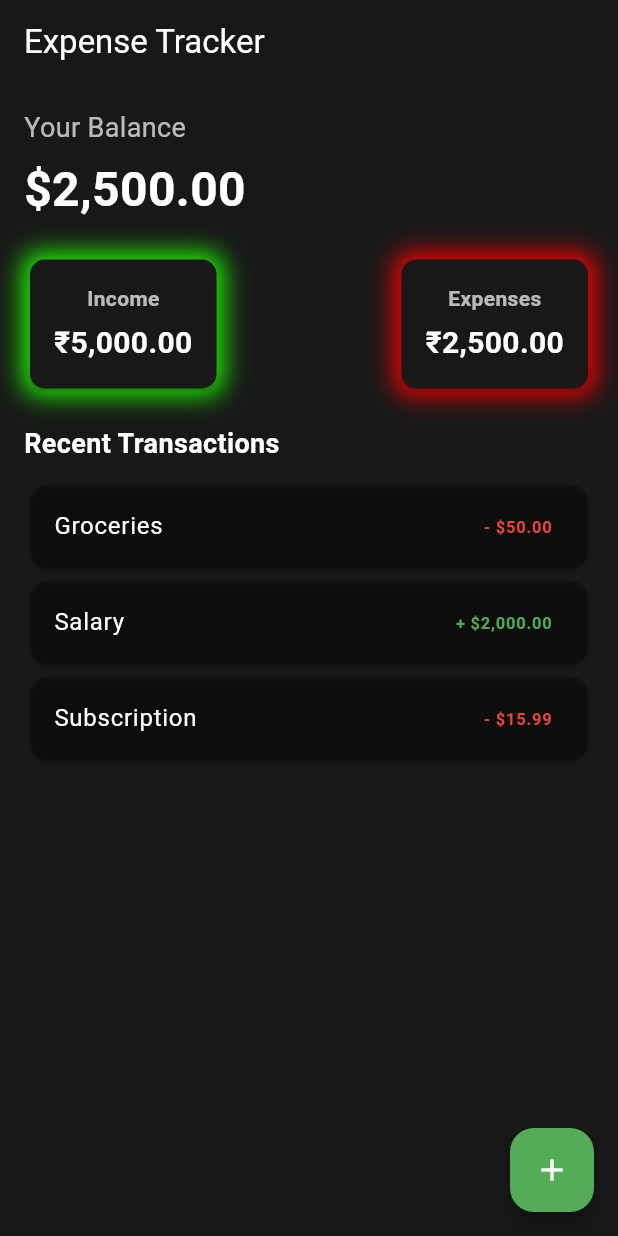
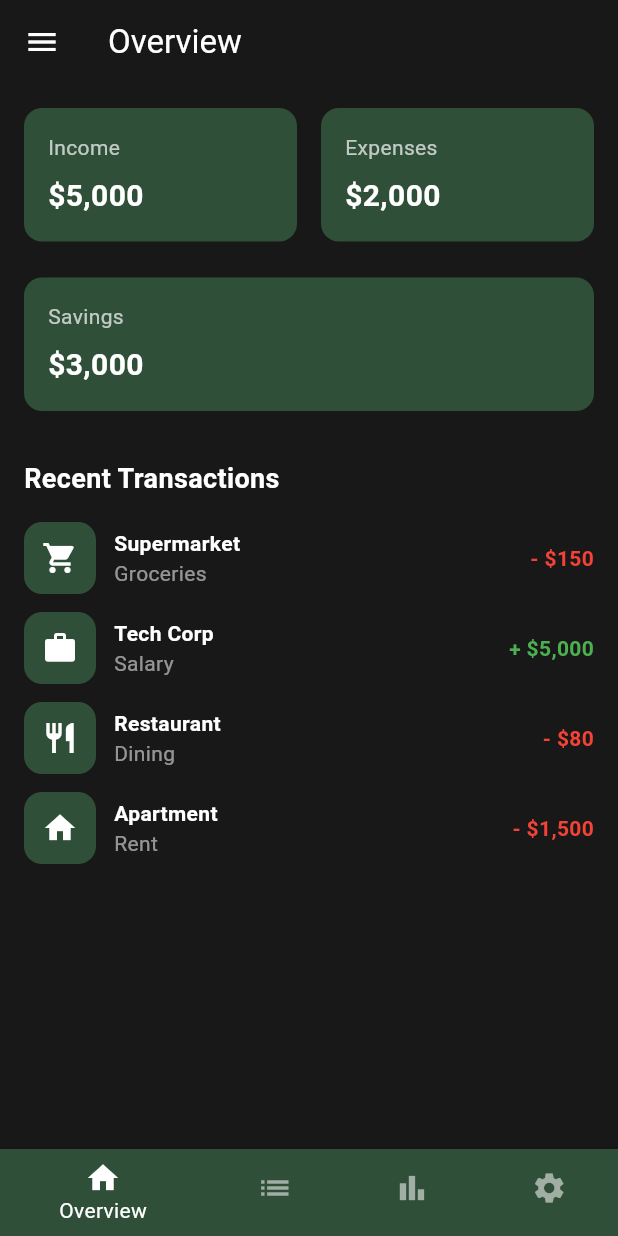
Before and after one commit to Mustangtroy-29/coinvault, a Flutter app: the HomeScreen screen opened directly, on a phone screen of 412 x 824 dp. Run offline on Flutter 3.47's test engine with Material 3 defaults, Android fonts, the phone set to English and light mode, and no system bars.

Commit message:
Refactor HomeScreen to use StatefulWidget and enhance UI with updated layout and navigation

```diff
--- a/lib/home_screen.dart
+++ b/lib/home_screen.dart
@@ -1,116 +1,149 @@
 import 'package:flutter/material.dart';
 
-class HomeScreen extends StatelessWidget {
+class HomeScreen extends StatefulWidget {
+  @override
+  _HomeScreenState createState() => _HomeScreenState();
+}
+
+class _HomeScreenState extends State<HomeScreen> {
+  int _selectedIndex = 0;
+
   @override
   Widget build(BuildContext context) {
     return Scaffold(
+      backgroundColor: Color(0xFF181818),
       appBar: AppBar(
-        title: Text("Expense Tracker", style: TextStyle(color: Colors.white)),
+        backgroundColor: Color(0xFF181818),
         automaticallyImplyLeading: false,
-        backgroundColor: Theme.of(context).scaffoldBackgroundColor,
+        title: Text("Overview", style: TextStyle(color: Colors.white)),
+        elevation: 0,
+        leading: Icon(Icons.menu, color: Colors.white),
       ),
       body: Padding(
         padding: const EdgeInsets.all(16.0),
         child: Column(
           crossAxisAlignment: CrossAxisAlignment.start,
           children: [
-            Text(
-              "Your Balance",
-              style: TextStyle(fontSize: 18, color: Colors.white70),
-            ),
-            SizedBox(height: 5),
-            Text(
-              "\$2,500.00",
-              style: TextStyle(
-                fontSize: 32,
-                fontWeight: FontWeight.bold,
-                color: Colors.white,
-              ),
-            ),
-            SizedBox(height: 20),
             Row(
               mainAxisAlignment: MainAxisAlignment.spaceBetween,
               children: [
-                _buildCard("Income", "\₹5,000.00", Color(0x1cff00)),
-                _buildCard("Expenses", "\₹2,500.00", Color(0xff0000)),
+                _buildStatCard("Income", "\$5,000", Color(0xFF2F4F39)),
+                _buildStatCard("Expenses", "\$2,000", Color(0xFF2F4F39)),
               ],
             ),
-            SizedBox(height: 20),
-            Text(
-              "Recent Transactions",
-              style: TextStyle(
-                  fontSize: 18,
-                  fontWeight: FontWeight.bold,
-                  color: Colors.white),
-            ),
-            SizedBox(height: 10),
-            Expanded(
-              child: ListView(
-                children: [
-                  _buildTransaction("Groceries", "- \$50.00", Colors.red),
-                  _buildTransaction("Salary", "+ \$2,000.00", Colors.green),
-                  _buildTransaction("Subscription", "- \$15.99", Colors.red),
-                ],
-              ),
-            ),
+            SizedBox(height: 16),
+            _buildStatCard("Savings", "\$3,000", Color(0xFF2F4F39),
+                fullWidth: true),
+            SizedBox(height: 24),
+            Text("Recent Transactions",
+                style: TextStyle(
+                    fontSize: 18,
+                    fontWeight: FontWeight.bold,
+                    color: Colors.white)),
+            SizedBox(height: 16),
+            _buildTransactionTile(
+                Icons.shopping_cart, "Supermarket", "Groceries", "- \$150"),
+            _buildTransactionTile(
+                Icons.work, "Tech Corp", "Salary", "+ \$5,000"),
+            _buildTransactionTile(
+                Icons.restaurant, "Restaurant", "Dining", "- \$80"),
+            _buildTransactionTile(Icons.home, "Apartment", "Rent", "- \$1,500"),
           ],
         ),
       ),
-      floatingActionButton: FloatingActionButton(
-        backgroundColor: Theme.of(context).primaryColor,
-        onPressed: () {},
-        child: Icon(Icons.add, color: Colors.white),
-      ),
-    );
-  }
-
-  Widget _buildCard(String title, String amount, Color color) {
-    return Container(
-      decoration: BoxDecoration(
-        borderRadius: BorderRadius.circular(10),
-        boxShadow: [
-          BoxShadow(
-            color: color.withOpacity(1), // Glow color
-            blurRadius: 14, // Intensity of glow
-            spreadRadius: 0.1, // Spread effect
-          ),
-        ],
-      ),
-      child: Card(
-        color: Color(0xFF181818),
-        shape: RoundedRectangleBorder(
-          borderRadius: BorderRadius.circular(10),
+      bottomNavigationBar: Theme(
+        data: Theme.of(context).copyWith(
+          canvasColor: Color(0xFF2F4F39),
         ),
-        child: Padding(
-          padding: const EdgeInsets.all(16.0),
-          child: Column(
-            children: [
-              Text(title,
-                  style: TextStyle(
-                      color: Colors.white70, fontWeight: FontWeight.bold)),
-              SizedBox(height: 5),
-              Text(
-                amount,
-                style: TextStyle(
-                    fontSize: 20,
-                    fontWeight: FontWeight.bold,
-                    color: Colors.white),
-              ),
-            ],
-          ),
+        child: BottomNavigationBar(
+          selectedItemColor: Colors.white,
+          unselectedItemColor: Colors.white54,
+          currentIndex: _selectedIndex,
+          onTap: (index) {
+            setState(() {
+              _selectedIndex = index;
+            });
+          },
+          items: [
+            BottomNavigationBarItem(icon: Icon(Icons.home), label: 'Overview'),
+            BottomNavigationBarItem(
+                icon: Icon(Icons.list), label: 'Transactions'),
+            BottomNavigationBarItem(
+                icon: Icon(Icons.bar_chart), label: 'Budget'),
+            BottomNavigationBarItem(
+                icon: Icon(Icons.settings), label: 'Settings'),
+          ],
         ),
       ),
     );
   }
 
-  Widget _buildTransaction(String title, String amount, Color color) {
-    return Card(
-      color: Colors.black26,
-      child: ListTile(
-        title: Text(title, style: TextStyle(color: Colors.white)),
-        trailing: Text(amount,
-            style: TextStyle(color: color, fontWeight: FontWeight.bold)),
+  Widget _buildStatCard(String title, String amount, Color bgColor,
+      {bool fullWidth = false}) {
+    return Container(
+      width: fullWidth
+          ? double.infinity
+          : MediaQuery.of(context).size.width / 2 - 24,
+      padding: EdgeInsets.all(16),
+      margin: EdgeInsets.only(bottom: 8),
+      decoration: BoxDecoration(
+        color: bgColor,
+        borderRadius: BorderRadius.circular(12),
+      ),
+      child: Column(
+        crossAxisAlignment: CrossAxisAlignment.start,
+        children: [
+          Text(title, style: TextStyle(color: Colors.white70)),
+          SizedBox(height: 8),
+          Text(amount,
+              style: TextStyle(
+                  color: Colors.white,
+                  fontWeight: FontWeight.bold,
+                  fontSize: 20)),
+        ],
+      ),
+    );
+  }
+
+  Widget _buildTransactionTile(
+      IconData icon, String title, String subtitle, String amount) {
+    return Container(
+      margin: EdgeInsets.only(bottom: 12),
+      child: Row(
+        children: [
+          Container(
+            padding: EdgeInsets.all(12),
+            decoration: BoxDecoration(
+              color: Color(0xFF2F4F39),
+              borderRadius: BorderRadius.circular(12),
+            ),
+            child: Icon(icon, color: Colors.white),
+          ),
+          SizedBox(width: 12),
+          Expanded(
+            child: Column(
+              crossAxisAlignment: CrossAxisAlignment.start,
+              children: [
+                Text(title,
+                    style: TextStyle(
+                        color: Colors.white, fontWeight: FontWeight.bold)),
+                Text(subtitle, style: TextStyle(color: Colors.white54)),
+              ],
+            ),
+          ),
+          Text(amount,
+              style: TextStyle(
+                  color: amount.startsWith('+') ? Colors.green : Colors.red,
+                  fontWeight: FontWeight.bold)),
+        ],
       ),
     );
   }
 }
+
+void main() {
+  runApp(MaterialApp(
+    debugShowCheckedModeBanner: false,
+    home: HomeScreen(),
+  ));
+}
```
